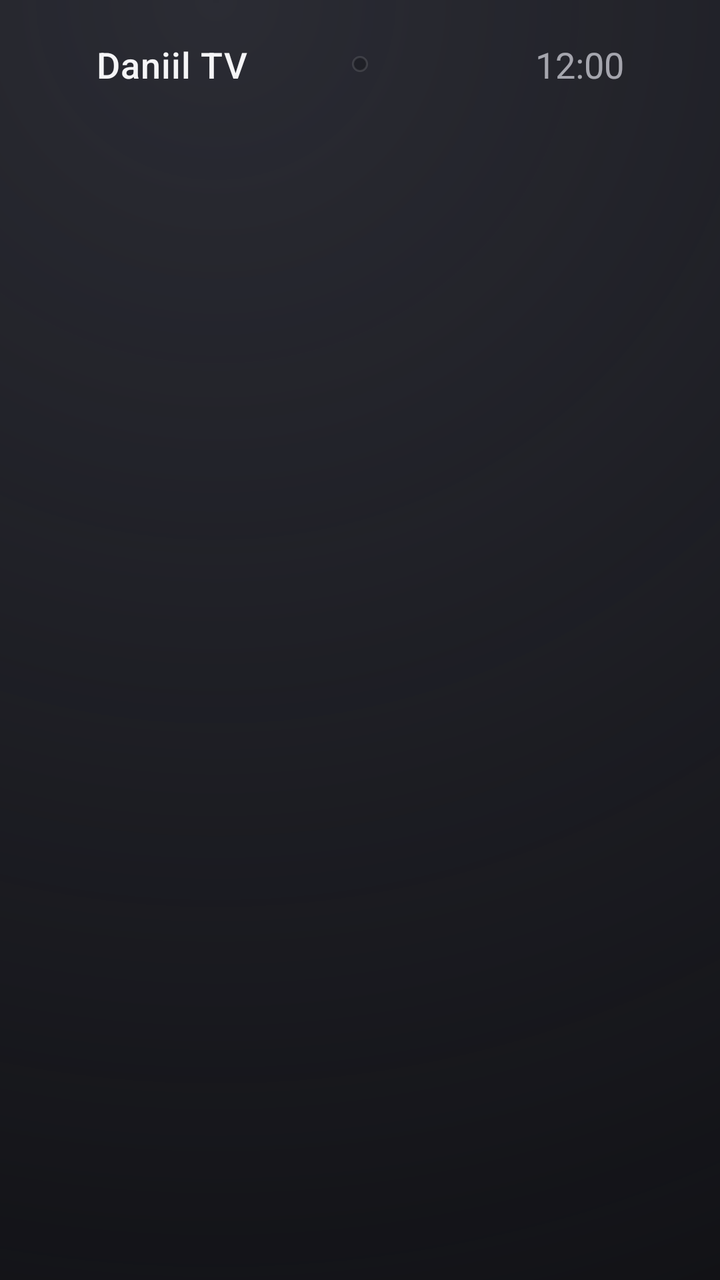
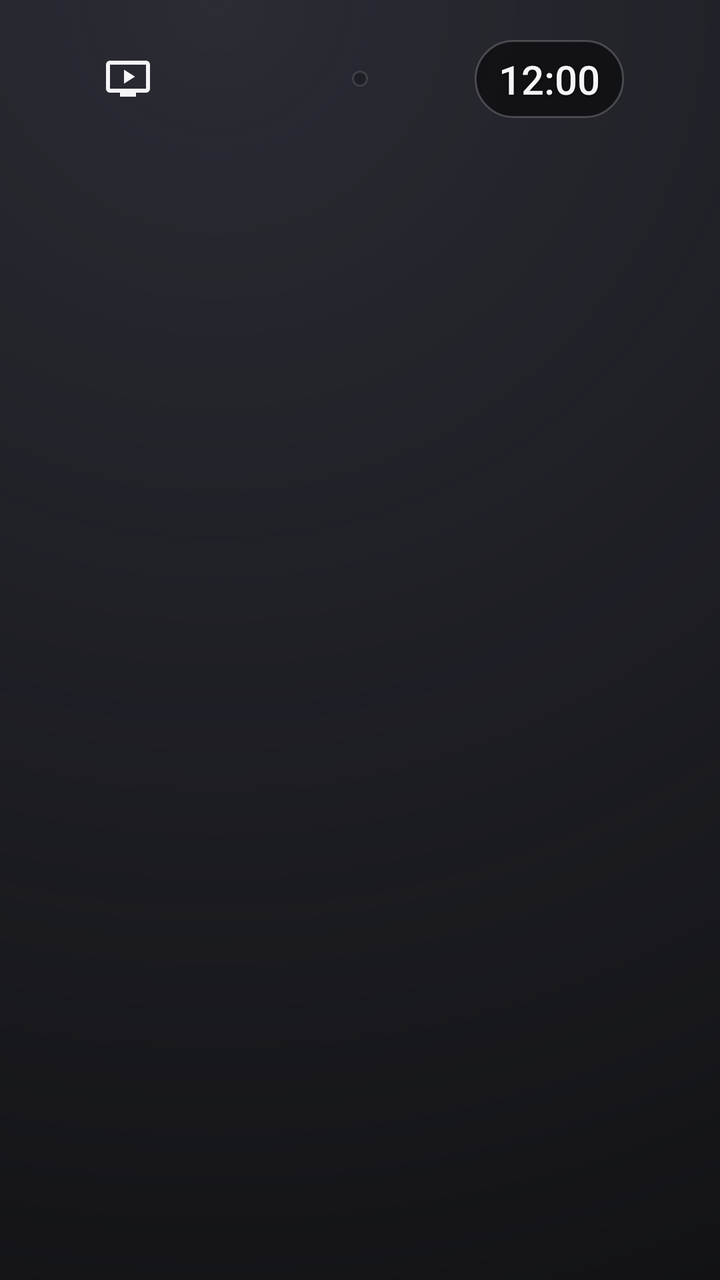

The first picture is an Android layout as it rendered before a commit; the second is the same layout after the commit. The layout source and the unified diff follow.
<!-- AndroidManifest.xml: application theme TvTheme -->
<!-- res/layout/activity_browse.xml -->
<?xml version="1.0" encoding="utf-8"?>
<FrameLayout xmlns:android="http://schemas.android.com/apk/res/android"
    android:id="@+id/browse_root"
    android:layout_width="match_parent"
    android:layout_height="match_parent"
    android:background="@drawable/tv_canvas">
    <ImageView
        android:id="@+id/backdrop_back"
        android:layout_width="match_parent"
        android:layout_height="match_parent"
        android:alpha="0"
        android:importantForAccessibility="no"
        android:scaleType="centerCrop" />
    <ImageView
        android:id="@+id/backdrop"
        android:layout_width="match_parent"
        android:layout_height="match_parent"
        android:alpha="0"
        android:importantForAccessibility="no"
        android:scaleType="centerCrop" />
    <View
        android:id="@+id/backdrop_scrim"
        android:layout_width="match_parent"
        android:layout_height="match_parent"
        android:alpha="0"
        android:background="@drawable/tv_scrim" />
    <LinearLayout
        android:layout_width="match_parent"
        android:layout_height="match_parent"
        android:orientation="vertical">
        <FrameLayout
            android:id="@+id/top_bar"
            android:layout_width="match_parent"
            android:layout_height="wrap_content"
            android:paddingStart="48dp"
            android:paddingTop="20dp"
            android:paddingEnd="48dp"
            android:paddingBottom="8dp">
            <TextView
                android:id="@+id/brand"
                android:layout_width="wrap_content"
                android:layout_height="wrap_content"
                android:layout_gravity="start|center_vertical"
                android:fontFamily="sans-serif-medium"
                android:letterSpacing="0.02"
                android:text="@string/app_name"
                android:textColor="@color/tv_text"
                android:textSize="18sp" />
            <LinearLayout
                android:id="@+id/navigation"
                android:layout_width="wrap_content"
                android:layout_height="wrap_content"
                android:layout_gravity="center"
                android:background="@drawable/tv_tabs"
                android:clipChildren="false"
                android:clipToPadding="false"
                android:orientation="horizontal"
                android:padding="4dp" />
            <TextClock
                android:id="@+id/clock"
                android:layout_width="wrap_content"
                android:layout_height="wrap_content"
                android:layout_gravity="end|center_vertical"
                android:format12Hour="h:mm"
                android:format24Hour="HH:mm"
                android:importantForAccessibility="no"
                android:textColor="@color/tv_text_secondary"
                android:textSize="18sp" />
        </FrameLayout>
        <TextView
            android:id="@+id/page_title"
            android:layout_width="match_parent"
            android:layout_height="wrap_content"
            android:ellipsize="end"
            android:fontFamily="sans-serif-medium"
            android:maxLines="1"
            android:paddingStart="48dp"
            android:paddingTop="8dp"
            android:paddingEnd="48dp"
            android:paddingBottom="4dp"
            android:textColor="@color/tv_text"
            android:textSize="34sp"
            android:visibility="gone" />
        <LinearLayout
            android:layout_width="match_parent"
            android:layout_height="0dp"
            android:layout_weight="1"
            android:orientation="horizontal">
            <LinearLayout
                android:id="@+id/side_panel"
                android:layout_width="0dp"
                android:layout_height="match_parent"
                android:layout_weight="0.42"
                android:gravity="center"
                android:orientation="vertical"
                android:paddingStart="48dp"
                android:paddingEnd="24dp"
                android:paddingBottom="48dp"
                android:visibility="gone">
                <ImageView
                    android:id="@+id/side_icon"
                    android:layout_width="168dp"
                    android:layout_height="168dp"
                    android:background="@drawable/tv_panel_icon"
                    android:importantForAccessibility="no"
                    android:padding="44dp"
                    android:tint="@color/tv_text" />
                <TextView
                    android:id="@+id/side_title"
                    android:layout_width="wrap_content"
                    android:layout_height="wrap_content"
                    android:layout_marginTop="28dp"
                    android:fontFamily="sans-serif-medium"
                    android:gravity="center"
                    android:textColor="@color/tv_text"
                    android:textSize="30sp" />
                <TextView
                    android:id="@+id/side_text"
                    android:layout_width="wrap_content"
                    android:layout_height="wrap_content"
                    android:layout_marginTop="10dp"
                    android:gravity="center"
                    android:lineSpacingMultiplier="1.2"
                    android:maxWidth="340dp"
                    android:textColor="@color/tv_text_secondary"
                    android:textSize="16sp" />
            </LinearLayout>
            <androidx.recyclerview.widget.RecyclerView
                android:id="@+id/page_rows"
                android:layout_width="0dp"
                android:layout_height="match_parent"
                android:layout_weight="1"
                android:clipChildren="false"
                android:clipToPadding="false"
                android:paddingTop="8dp"
                android:paddingBottom="56dp"
                android:scrollbars="none" />
        </LinearLayout>
    </LinearLayout>
</FrameLayout>
<!-- resources referenced by this layout -->
<resources>
  <color name="tv_text">#FFF5F5F7</color>
  <color name="tv_text_secondary">#A6EBEBF5</color>
  <!-- drawable tv_canvas (drawable) -->
  <layer-list xmlns:android="http://schemas.android.com/apk/res/android">
      <item><shape><solid android:color="@color/tv_background" /></shape></item>
      <item><shape><gradient android:type="radial" android:gradientRadius="900dp" android:centerX="0.3" android:centerY="0.0" android:startColor="#FF2A2B33" android:endColor="#000A0A0D" /></shape></item>
  </layer-list>
  <!-- drawable tv_panel_icon (drawable) -->
  <shape xmlns:android="http://schemas.android.com/apk/res/android">
      <gradient android:angle="300" android:startColor="#FF3A3A40" android:endColor="#FF18181C" />
      <stroke android:width="1dp" android:color="@color/tv_hairline" />
      <corners android:radius="36dp" />
  </shape>
  <!-- drawable tv_scrim (drawable) -->
  <layer-list xmlns:android="http://schemas.android.com/apk/res/android">
      <item><shape><gradient android:angle="0" android:startColor="#F20A0A0D" android:centerX="0.55" android:centerColor="#800A0A0D" android:endColor="#100A0A0D" /></shape></item>
      <item><shape><gradient android:angle="90" android:startColor="#FF0A0A0D" android:centerY="0.35" android:centerColor="#990A0A0D" android:endColor="#000A0A0D" /></shape></item>
      <item android:gravity="top" android:height="120dp"><shape><gradient android:angle="270" android:startColor="#B30A0A0D" android:endColor="#000A0A0D" /></shape></item>
  </layer-list>
  <!-- drawable tv_tabs (drawable) -->
  <shape xmlns:android="http://schemas.android.com/apk/res/android">
      <solid android:color="#66141418" />
      <stroke android:width="1dp" android:color="@color/tv_hairline" />
      <corners android:radius="26dp" />
  </shape>
  <string name="app_name">Daniil TV</string>
  <color name="tv_background">#FF0A0A0D</color>
  <color name="tv_hairline">#1FFFFFFF</color>
  <color name="tv_focus">#FFFFFFFF</color>
  <!-- drawable tv_dialog (drawable) -->
  <inset xmlns:android="http://schemas.android.com/apk/res/android" android:inset="16dp">
      <shape><solid android:color="#F21C1C1E" /><stroke android:width="1dp" android:color="@color/tv_hairline" /><corners android:radius="24dp" /></shape>
  </inset>
  <color name="tv_surface">#FF1C1C1E</color>
  <color name="tv_text_tertiary">#66EBEBF5</color>
  <style name="TvDialogTitle" parent="android:style/TextAppearance.Material.DialogWindowTitle">
          <item name="android:textSize">22sp</item>
          <item name="android:textColor">@color/tv_text</item>
          <item name="android:fontFamily">sans-serif-medium</item>
      </style>
  <style name="TvDialogButton" parent="android:style/Widget.Material.Button.Borderless.Colored">
          <item name="android:textColor">@color/tv_text</item>
          <item name="android:textSize">16sp</item>
          <item name="android:textAllCaps">false</item>
          <item name="android:fontFamily">sans-serif-medium</item>
      </style>
  <!-- unchanged entries left out for length: 2 -->
</resources>

<!-- the commit's change to res/layout/activity_browse.xml (unified diff, before → after) -->
@@ -24,67 +24,12 @@
         android:layout_height="match_parent"
         android:alpha="0"
         android:background="@drawable/tv_scrim" />
-    <LinearLayout
+    <FrameLayout
         android:layout_width="match_parent"
-        android:layout_height="match_parent"
-        android:orientation="vertical">
-        <FrameLayout
-            android:id="@+id/top_bar"
-            android:layout_width="match_parent"
-            android:layout_height="wrap_content"
-            android:paddingStart="48dp"
-            android:paddingTop="20dp"
-            android:paddingEnd="48dp"
-            android:paddingBottom="8dp">
-            <TextView
-                android:id="@+id/brand"
-                android:layout_width="wrap_content"
-                android:layout_height="wrap_content"
-                android:layout_gravity="start|center_vertical"
-                android:fontFamily="sans-serif-medium"
-                android:letterSpacing="0.02"
-                android:text="@string/app_name"
-                android:textColor="@color/tv_text"
-                android:textSize="18sp" />
-            <LinearLayout
-                android:id="@+id/navigation"
-                android:layout_width="wrap_content"
-                android:layout_height="wrap_content"
-                android:layout_gravity="center"
-                android:background="@drawable/tv_tabs"
-                android:clipChildren="false"
-                android:clipToPadding="false"
-                android:orientation="horizontal"
-                android:padding="4dp" />
-            <TextClock
-                android:id="@+id/clock"
-                android:layout_width="wrap_content"
-                android:layout_height="wrap_content"
-                android:layout_gravity="end|center_vertical"
-                android:format12Hour="h:mm"
-                android:format24Hour="HH:mm"
-                android:importantForAccessibility="no"
-                android:textColor="@color/tv_text_secondary"
-                android:textSize="18sp" />
-        </FrameLayout>
-        <TextView
-            android:id="@+id/page_title"
-            android:layout_width="match_parent"
-            android:layout_height="wrap_content"
-            android:ellipsize="end"
-            android:fontFamily="sans-serif-medium"
-            android:maxLines="1"
-            android:paddingStart="48dp"
-            android:paddingTop="8dp"
-            android:paddingEnd="48dp"
-            android:paddingBottom="4dp"
-            android:textColor="@color/tv_text"
-            android:textSize="34sp"
-            android:visibility="gone" />
+        android:layout_height="match_parent">
         <LinearLayout
             android:layout_width="match_parent"
-            android:layout_height="0dp"
-            android:layout_weight="1"
+            android:layout_height="match_parent"
             android:orientation="horizontal">
             <LinearLayout
                 android:id="@+id/side_panel"
@@ -132,9 +77,73 @@
                 android:layout_weight="1"
                 android:clipChildren="false"
                 android:clipToPadding="false"
-                android:paddingTop="8dp"
+                android:paddingTop="88dp"
                 android:paddingBottom="56dp"
                 android:scrollbars="none" />
         </LinearLayout>
-    </LinearLayout>
+        <TextView
+            android:id="@+id/page_title"
+            android:layout_width="match_parent"
+            android:layout_height="wrap_content"
+            android:layout_gravity="top"
+            android:ellipsize="end"
+            android:fontFamily="sans-serif-medium"
+            android:maxLines="1"
+            android:paddingStart="48dp"
+            android:paddingTop="8dp"
+            android:paddingEnd="48dp"
+            android:paddingBottom="4dp"
+            android:textColor="@color/tv_text"
+            android:textSize="34sp"
+            android:visibility="gone" />
+        <FrameLayout
+            android:id="@+id/top_bar"
+            android:layout_width="match_parent"
+            android:layout_height="wrap_content"
+            android:paddingStart="48dp"
+            android:paddingTop="20dp"
+            android:paddingEnd="48dp"
+            android:paddingBottom="8dp">
+            <ImageView
+                android:id="@+id/brand"
+                android:layout_width="32dp"
+                android:layout_height="32dp"
+                android:layout_gravity="start|center_vertical"
+                android:contentDescription="@string/app_name"
+                android:importantForAccessibility="yes"
+                android:scaleType="centerInside"
+                android:src="@drawable/ic_tv_tv"
+                android:tint="@color/tv_text" />
+            <LinearLayout
+                android:id="@+id/navigation"
+                android:layout_width="wrap_content"
+                android:layout_height="wrap_content"
+                android:layout_gravity="center"
+                android:background="@drawable/tv_tabs"
+                android:clipChildren="false"
+                android:clipToPadding="false"
+                android:orientation="horizontal"
+                android:padding="4dp" />
+            <TextClock
+                android:id="@+id/clock"
+                android:layout_width="wrap_content"
+                android:layout_height="wrap_content"
+                android:layout_gravity="end|center_vertical"
+                android:background="@drawable/tv_clock"
+                android:format12Hour="h:mm"
+                android:format24Hour="HH:mm"
+                android:importantForAccessibility="no"
+                android:fontFamily="sans-serif-medium"
+                android:paddingStart="12dp"
+                android:paddingTop="6dp"
+                android:paddingEnd="12dp"
+                android:paddingBottom="6dp"
+                android:shadowColor="#CC000000"
+                android:shadowDx="0"
+                android:shadowDy="1"
+                android:shadowRadius="3"
+                android:textColor="@color/tv_text"
+                android:textSize="20sp" />
+        </FrameLayout>
+    </FrameLayout>
 </FrameLayout>
<!-- resource entries referenced after the edit -->
@@ -2,11 +2,21 @@
 <resources>
   <color name="tv_text">#FFF5F5F7</color>
   <color name="tv_text_secondary">#A6EBEBF5</color>
+  <!-- drawable ic_tv_tv (drawable) -->
+  <vector xmlns:android="http://schemas.android.com/apk/res/android" android:width="24dp" android:height="24dp" android:viewportWidth="24" android:viewportHeight="24">
+      <path android:fillColor="#FFFFFFFF" android:pathData="M21,3H3c-1.1,0 -2,0.9 -2,2v12c0,1.1 0.9,2 2,2h5v2h8v-2h5c1.1,0 1.99,-0.9 1.99,-2L23,5c0,-1.1 -0.9,-2 -2,-2zM21,17H3V5h18v12zM10,7.5v7l5.5,-3.5z" />
+  </vector>
   <!-- drawable tv_canvas (drawable) -->
   <layer-list xmlns:android="http://schemas.android.com/apk/res/android">
       <item><shape><solid android:color="@color/tv_background" /></shape></item>
       <item><shape><gradient android:type="radial" android:gradientRadius="900dp" android:centerX="0.3" android:centerY="0.0" android:startColor="#FF2A2B33" android:endColor="#000A0A0D" /></shape></item>
   </layer-list>
+  <!-- drawable tv_clock (drawable) -->
+  <shape xmlns:android="http://schemas.android.com/apk/res/android">
+      <solid android:color="#B30A0A0D" />
+      <stroke android:width="1dp" android:color="#33FFFFFF" />
+      <corners android:radius="20dp" />
+  </shape>
   <!-- drawable tv_panel_icon (drawable) -->
   <shape xmlns:android="http://schemas.android.com/apk/res/android">
       <gradient android:angle="300" android:startColor="#FF3A3A40" android:endColor="#FF18181C" />
